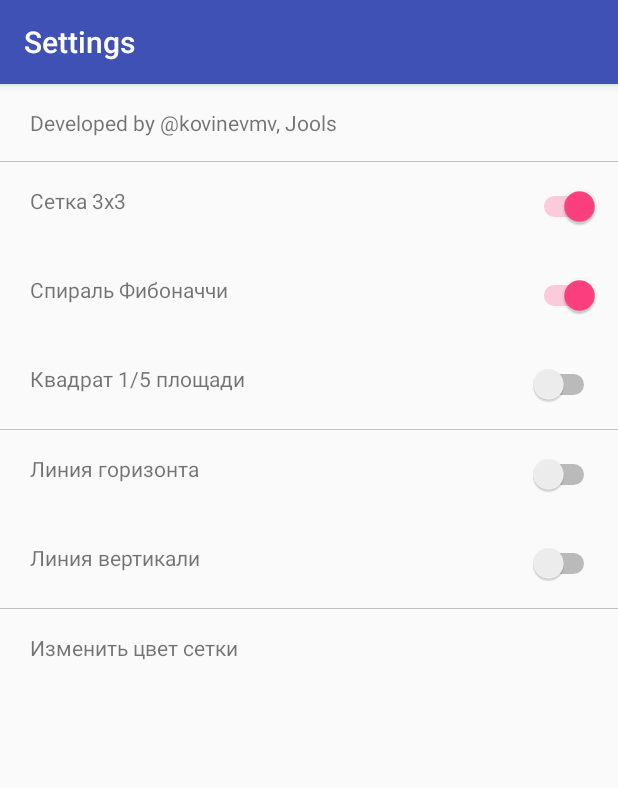
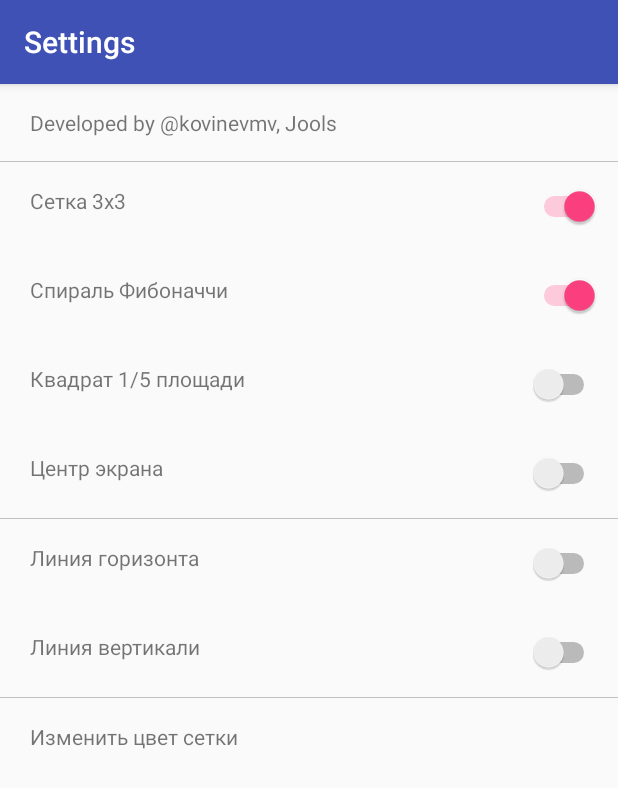
Before and after one commit to moevm/mse_photographer_assistant, an Android app: the SettingsActivity screen opened directly, with no data from a screen before it, after a tap on an icon or button, on a phone screen of 412 x 824 dp. Shown: the top 788 px of the screen. Run offline under Robolectric (Android 15) with nearby library versions, the phone set to English and light mode, and no system bars; 1 other tap on this screen came first.

Commit message:
#4 Add center lines
- Добавлены линии, отображающие центр экрана по вертикали и горизонтали
- Добавлены комментарии

```diff
--- a/app/src/main/java/com/leti/progin6304/cameraphotographerassistant/CameraActivity.kt
+++ b/app/src/main/java/com/leti/progin6304/cameraphotographerassistant/CameraActivity.kt
@@ -31,11 +31,11 @@ class CameraActivity(context: Context, frame : FrameLayout) {
     private val DELAY_PREVIEW = 500L         // Задержка перезапуска Preview
     private val DELAY_FLASH   = 1000L        // в обычном состоянии и со вспышкой
 
-    var mContext : Context = context  // MainActivity
+    var mContext : Context = context          // MainActivity
     private var mFrame : FrameLayout = frame  // frame для отображение вида с камеры
 
-    var mCameraType : CAMERA_TYPE = CAMERA_TYPE.BACK          // Фронтальная или задняя камера
-    private var mFlashType : FLASH = FLASH.FLASH_OFF          // Состояние всыпшки
+    var mCameraType : CAMERA_TYPE = CAMERA_TYPE.BACK   // Фронтальная или задняя камера
+    private var mFlashType : FLASH = FLASH.FLASH_OFF   // Состояние всыпшки
 
     private var mCameraIdBack  : Int = 0
     private var mCameraIdFront : Int = 0    // Id фронтальной и задней камера
--- a/app/src/main/java/com/leti/progin6304/cameraphotographerassistant/CameraPreview.kt
+++ b/app/src/main/java/com/leti/progin6304/cameraphotographerassistant/CameraPreview.kt
@@ -45,6 +45,7 @@ class CameraPreview(
         grids.put(GRID_TYPE.GRID3X3   , pref.getInt("isSwitchGridRectangle3x3", 0) == 1)
         grids.put(GRID_TYPE.GRIDFIB   , pref.getInt("isSwitchGridFib"         , 0) == 1)
         grids.put(GRID_TYPE.GRIDSQUARE, pref.getInt("isSwitchGridSquare"      , 0) == 1)
+        grids.put(GRID_TYPE.GRIDCENTER, pref.getInt("isSwitchGridCenter"      , 0) == 1)
         mCameraActivity?.setGrid(grids, pref.getInt("colorGrid", 0))
 
         // TODO implement line select
--- a/app/src/main/java/com/leti/progin6304/cameraphotographerassistant/SettingsActivity.kt
+++ b/app/src/main/java/com/leti/progin6304/cameraphotographerassistant/SettingsActivity.kt
@@ -55,6 +55,7 @@ class SettingsActivity : AppCompatActivity() {
         switchGridRectangle3x3.isChecked = pref.getInt("isSwitchGridRectangle3x3", 0).toBoolean()
         switchGridFib.isChecked = pref.getInt("isSwitchGridFib", 0).toBoolean()
         switchGridSquare.isChecked = pref.getInt("isSwitchGridSquare", 0).toBoolean()
+        switchGridCenter.isChecked = pref.getInt("isSwitchGridCenter", 0).toBoolean()
         switchHorizLine.isChecked = pref.getInt("isSwitchHorizLine", 0).toBoolean()
         switchVertLine.isChecked = pref.getInt("isSwitchVertLine", 0).toBoolean()
 
@@ -70,6 +71,9 @@ class SettingsActivity : AppCompatActivity() {
         }
         switchGridSquare.setOnClickListener{
             launchSwitchGridSquare()
+        }
+        switchGridCenter.setOnClickListener{
+            launchSwitchGridCenter()
         }
         switchHorizLine.setOnClickListener{
             launchSwitchHorizLine()
@@ -91,6 +95,15 @@ class SettingsActivity : AppCompatActivity() {
     // Обновление информации отображения сетки Фибоначчи
     private fun launchSwitchGridFib(){
         if (switchGridFib.isChecked){
+            switchHorizLine.isChecked = false
+            switchVertLine.isChecked = false
+        }
+        updatePref()
+    }
+
+    // Обновление информации отображения сетки центра экрана
+    private fun launchSwitchGridCenter(){
+        if (switchGridCenter.isChecked){
             switchHorizLine.isChecked = false
             switchVertLine.isChecked = false
         }
@@ -131,6 +144,7 @@ class SettingsActivity : AppCompatActivity() {
         editor.putInt("isSwitchGridRectangle3x3", switchGridRectangle3x3.isChecked.toInt())
         editor.putInt("isSwitchGridFib",  switchGridFib.isChecked.toInt())
         editor.putInt("isSwitchGridSquare", switchGridSquare.isChecked.toInt())
+        editor.putInt("isSwitchGridCenter", switchGridCenter.isChecked.toInt())
         editor.putInt("isSwitchHorizLine", switchHorizLine.isChecked.toInt())
         editor.putInt("isSwitchVertLine", switchVertLine.isChecked.toInt())
         editor.apply()
--- a/app/src/main/java/com/leti/progin6304/cameraphotographerassistant/States.kt
+++ b/app/src/main/java/com/leti/progin6304/cameraphotographerassistant/States.kt
@@ -9,5 +9,5 @@ enum class CAMERA_TYPE{
 }
 
 enum class GRID_TYPE{
-    GRID3X3, GRIDSQUARE, GRIDFIB
+    GRID3X3, GRIDSQUARE, GRIDFIB, GRIDCENTER
 }
--- a/app/src/main/res/layout/activity_settings.xml
+++ b/app/src/main/res/layout/activity_settings.xml
@@ -125,6 +125,32 @@
                 android:layout_centerVertical="true" />
         </RelativeLayout>
 
+        <RelativeLayout
+            android:layout_width="match_parent"
+            android:layout_height="wrap_content"
+            android:paddingBottom="16dp"
+            android:paddingLeft="12dp"
+            android:paddingRight="12dp"
+            android:paddingTop="16dp">
+
+            <TextView
+                android:id="@+id/textForSwitchGridCenter"
+                android:layout_width="match_parent"
+                android:layout_height="wrap_content"
+                android:clickable="false"
+                android:paddingStart="8dp"
+                android:paddingLeft="8dp"
+                android:text="Центр экрана" />
+
+            <Switch
+                android:id="@+id/switchGridCenter"
+                android:layout_width="wrap_content"
+                android:layout_height="wrap_content"
+                android:layout_alignParentEnd="true"
+                android:gravity="left"
+                android:layout_centerVertical="true" />
+        </RelativeLayout>
+
         <View
             android:id="@+id/shutter_divider2"
             android:layout_width="match_parent"
```
Also changed, not shown: app/src/main/java/com/leti/progin6304/cameraphotographerassistant/Grid.kt (+18 -6 lines).
